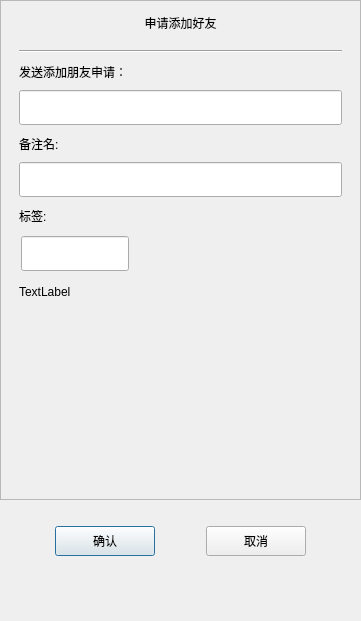
Above: TianChat/applyfriend.ui from TianJinzi/TianChat before the change. Below: the same form after it.
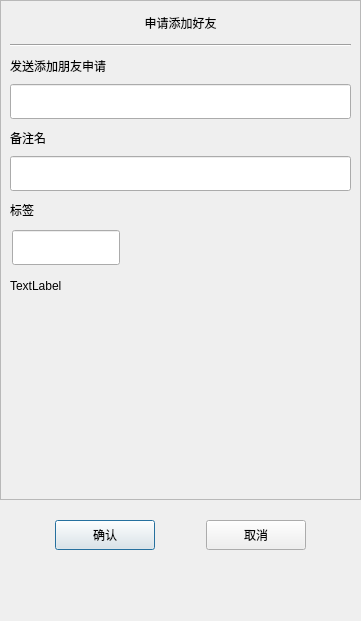
That is the form after the change. Custom widgets are drawn as their Qt base class.

```diff
--- a/TianChat/applyfriend.ui
+++ b/TianChat/applyfriend.ui
@@ -26,6 +26,9 @@
    <string>Dialog</string>
   </property>
   <layout class="QVBoxLayout" name="verticalLayout">
+   <property name="spacing">
+    <number>0</number>
+   </property>
    <property name="leftMargin">
     <number>0</number>
    </property>
@@ -58,7 +61,16 @@
         <height>498</height>
        </rect>
       </property>
-      <layout class="QVBoxLayout" name="verticalLayout_2">
+      <layout class="QVBoxLayout" name="verticalLayout_6">
+       <property name="spacing">
+        <number>0</number>
+       </property>
+       <property name="leftMargin">
+        <number>0</number>
+       </property>
+       <property name="rightMargin">
+        <number>0</number>
+       </property>
        <item>
         <widget class="QLabel" name="apply_lb">
          <property name="minimumSize">
@@ -83,9 +95,9 @@
        </item>
        <item>
         <widget class="QWidget" name="apply_wid" native="true">
-         <layout class="QVBoxLayout" name="verticalLayout_3">
+         <layout class="QVBoxLayout" name="verticalLayout_2">
           <item>
-           <widget class="Line" name="line">
+           <widget class="Line" name="h_line">
             <property name="orientation">
              <enum>Qt::Orientation::Horizontal</enum>
             </property>
@@ -106,7 +118,7 @@
              </size>
             </property>
             <property name="text">
-             <string>发送添加朋友申请：</string>
+             <string>发送添加朋友申请</string>
             </property>
            </widget>
           </item>
@@ -141,7 +153,7 @@
              </size>
             </property>
             <property name="text">
-             <string>备注名:</string>
+             <string>备注名</string>
             </property>
            </widget>
           </item>
@@ -176,7 +188,7 @@
              </size>
             </property>
             <property name="text">
-             <string>标签:</string>
+             <string>标签</string>
             </property>
            </widget>
           </item>
@@ -227,6 +239,12 @@
                   <height>35</height>
                  </rect>
                 </property>
+                <property name="minimumSize">
+                 <size>
+                  <width>0</width>
+                  <height>0</height>
+                 </size>
+                </property>
                 <property name="maximumSize">
                  <size>
                   <width>16777215</width>
@@ -244,12 +262,6 @@
                  <height>35</height>
                 </size>
                </property>
-               <property name="maximumSize">
-                <size>
-                 <width>16777215</width>
-                 <height>35</height>
-                </size>
-               </property>
                <layout class="QVBoxLayout" name="verticalLayout_5">
                 <property name="spacing">
                  <number>0</number>
@@ -271,6 +283,9 @@
                   <property name="text">
                    <string>TextLabel</string>
                   </property>
+                  <property name="alignment">
+                   <set>Qt::AlignLeading|Qt::AlignLeft|Qt::AlignVCenter</set>
+                  </property>
                  </widget>
                 </item>
                </layout>
@@ -287,10 +302,13 @@
               <height>60</height>
              </size>
             </property>
-            <layout class="QHBoxLayout" name="horizontalLayout_2">
-             <property name="spacing">
-              <number>7</number>
-             </property>
+            <property name="maximumSize">
+             <size>
+              <width>16777215</width>
+              <height>16777215</height>
+             </size>
+            </property>
+            <layout class="QHBoxLayout" name="horizontalLayout">
              <property name="leftMargin">
               <number>0</number>
              </property>
@@ -321,21 +339,33 @@
              </item>
              <item>
               <widget class="QWidget" name="more_lb_wid" native="true">
-               <layout class="QVBoxLayout" name="verticalLayout_6">
-                <property name="spacing">
-                 <number>0</number>
-                </property>
+               <property name="minimumSize">
+                <size>
+                 <width>30</width>
+                 <height>0</height>
+                </size>
+               </property>
+               <property name="maximumSize">
+                <size>
+                 <width>30</width>
+                 <height>16777215</height>
+                </size>
+               </property>
+               <layout class="QVBoxLayout" name="verticalLayout_3">
                 <property name="leftMargin">
-                 <number>0</number>
+                 <number>2</number>
+                </property>
+                <property name="topMargin">
+                 <number>2</number>
                 </property>
                 <property name="rightMargin">
-                 <number>0</number>
+                 <number>2</number>
                 </property>
                 <property name="bottomMargin">
-                 <number>0</number>
+                 <number>2</number>
                 </property>
                 <item>
-                 <spacer name="verticalSpacer_3">
+                 <spacer name="verticalSpacer_2">
                   <property name="orientation">
                    <enum>Qt::Orientation::Vertical</enum>
                   </property>
@@ -369,12 +399,15 @@
                 <item>
                  <spacer name="verticalSpacer_4">
                   <property name="orientation">
-                   <enum>Qt::Orientation::Vertical</enum>
+                   <enum>Qt::Vertical</enum>
+                  </property>
+                  <property name="sizeType">
+                   <enum>QSizePolicy::Fixed</enum>
                   </property>
                   <property name="sizeHint" stdset="0">
                    <size>
                     <width>20</width>
-                    <height>40</height>
+                    <height>60</height>
                    </size>
                   </property>
                  </spacer>
@@ -393,12 +426,12 @@
     </widget>
    </item>
    <item>
-    <spacer name="verticalSpacer">
+    <spacer name="verticalSpacer_3">
      <property name="orientation">
       <enum>Qt::Orientation::Vertical</enum>
      </property>
      <property name="sizeType">
-      <enum>QSizePolicy::Policy::Fixed</enum>
+      <enum>QSizePolicy::Fixed</enum>
      </property>
      <property name="sizeHint" stdset="0">
       <size>
@@ -416,7 +449,7 @@
        <height>50</height>
       </size>
      </property>
-     <layout class="QHBoxLayout" name="horizontalLayout">
+     <layout class="QHBoxLayout" name="horizontalLayout_2">
       <item>
        <spacer name="horizontalSpacer">
         <property name="orientation">
@@ -424,7 +457,7 @@
         </property>
         <property name="sizeHint" stdset="0">
          <size>
-          <width>40</width>
+          <width>39</width>
           <height>20</height>
          </size>
         </property>
@@ -438,6 +471,12 @@
           <height>30</height>
          </size>
         </property>
+        <property name="maximumSize">
+         <size>
+          <width>100</width>
+          <height>30</height>
+         </size>
+        </property>
         <property name="text">
          <string>确认</string>
         </property>
@@ -486,7 +525,7 @@
     </widget>
    </item>
    <item>
-    <spacer name="verticalSpacer_2">
+    <spacer name="verticalSpacer">
      <property name="orientation">
       <enum>Qt::Orientation::Vertical</enum>
      </property>
@@ -501,15 +540,15 @@
   </layout>
  </widget>
  <customwidgets>
-  <customwidget>
-   <class>ClickedBtn</class>
-   <extends>QPushButton</extends>
-   <header location="global">clickedbtn.h</header>
-  </customwidget>
   <customwidget>
    <class>CustomizeEdit</class>
    <extends>QLineEdit</extends>
-   <header location="global">customizeedit.h</header>
+   <header>customizeedit.h</header>
+  </customwidget>
+  <customwidget>
+   <class>ClickedBtn</class>
+   <extends>QPushButton</extends>
+   <header>clickedbtn.h</header>
   </customwidget>
   <customwidget>
    <class>ClickedOnceLabel</class>
```
Left out of the diff: 18 changed lines with no effect on the pictures.
